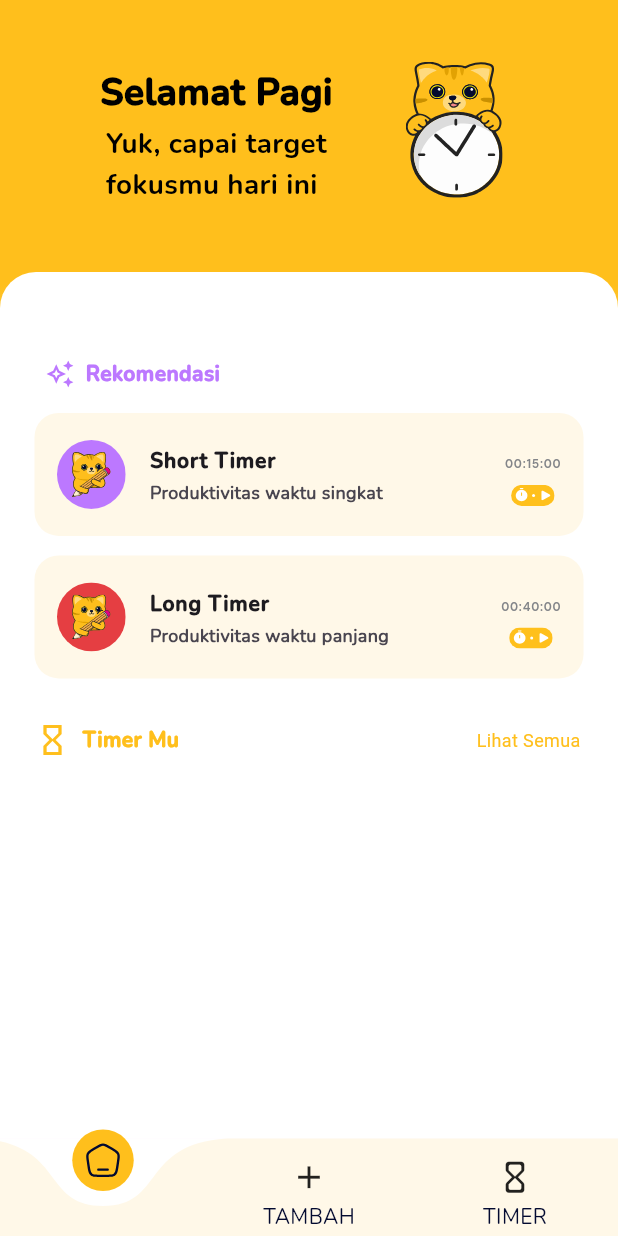
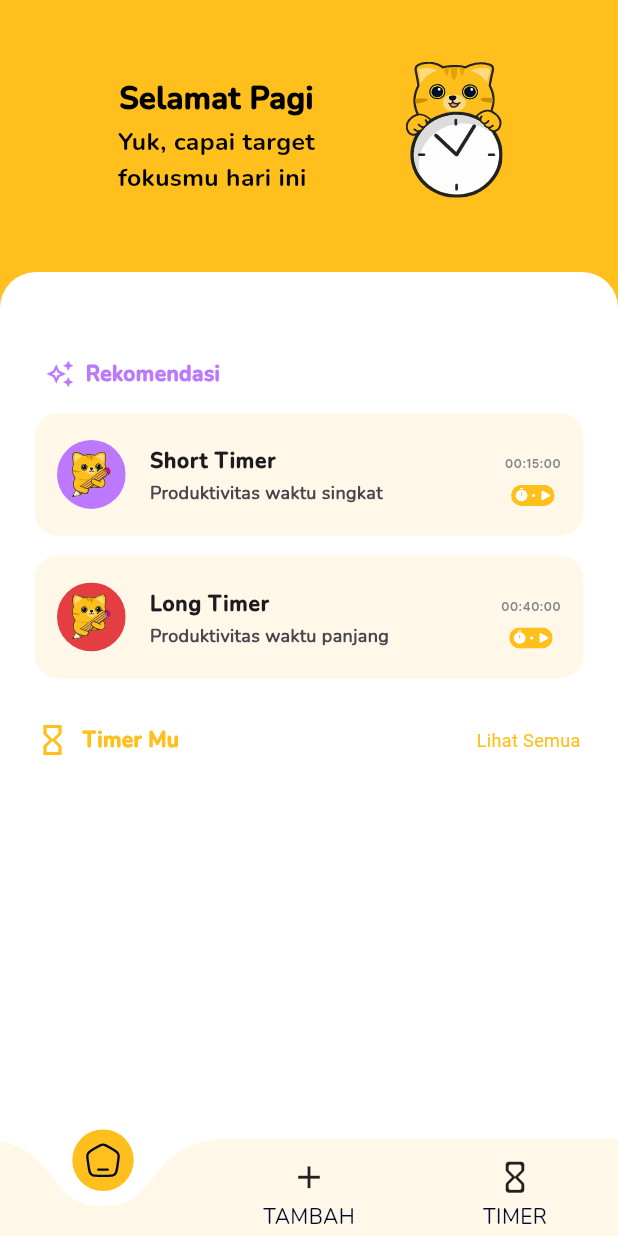
Before and after one commit to Ilhamroe/TimeMinder, a Flutter app: the HomePage screen opened by its route, on a phone screen of 412 x 824 dp. Run offline on Flutter 3.47's test engine with Material 3 defaults, Android fonts, the light colour scheme and no system bars; drawn by our look-alikes of curved_labeled_navigation_bar; our stand-ins replace audioplayers, circular_countdown_timer, flutter_local_notifications, flutter_svg, logger, permission_handler and 2 more; accounts and stored records are empty.

Commit message:
end of sprint 1

```diff
--- a/lib/pages/home_page.dart
+++ b/lib/pages/home_page.dart
@@ -206,12 +206,12 @@ class _HomePageState extends State<HomePage> with TickerProviderStateMixin {
                                 style: TextStyle(
                                   fontFamily: 'Nunito-Bold',
                                   color: Colors.black,
-                                  fontSize: screenSize.width * 0.06,
+                                  fontSize: screenSize.width * 0.05,
                                   fontWeight: FontWeight.w900,
                                 ),
                               ),
                               SizedBox(
-                                height: screenSize.height * 0.005,
+                                height: screenSize.height * 0.004,
                               ),
                               Text(
                                 'Yuk, capai target\nfokusmu hari ini',
@@ -222,7 +222,7 @@ class _HomePageState extends State<HomePage> with TickerProviderStateMixin {
                                 style: TextStyle(
                                   fontFamily: 'Nunito-Bold',
                                   color: Colors.black,
-                                  fontSize: screenSize.width * 0.045,
+                                  fontSize: screenSize.width * 0.04,
                                   fontWeight: FontWeight.w500,
                                 ),
                               ),
--- a/lib/pages/timer_player.dart
+++ b/lib/pages/timer_player.dart
@@ -88,7 +88,7 @@ class _CombinedTimerPageState extends State<CombinedTimerPage> {
                   mainAxisSize: MainAxisSize.min,
                   children: [
                     Image.asset(
-                      'assets/images/cat_hello.png',
+                      'assets/images/confirm_popup.png',
                       fit: BoxFit.contain,
                       width: MediaQuery.of(context).size.width * 0.2,
                       height: MediaQuery.of(context).size.width * 0.2,
@@ -131,7 +131,7 @@ class _CombinedTimerPageState extends State<CombinedTimerPage> {
                   mainAxisSize: MainAxisSize.min,
                   children: [
                     Image.asset(
-                      'assets/images/cat_hello.png',
+                      'assets/images/confirm_popup.png',
                       fit: BoxFit.contain,
                       width: MediaQuery.of(context).size.width * 0.2,
                       height: MediaQuery.of(context).size.width * 0.2,
--- a/lib/widgets/display_modal_add.dart
+++ b/lib/widgets/display_modal_add.dart
@@ -338,10 +338,10 @@ class _DisplayModalAddState extends State<DisplayModalAdd> {
                                     labelText: "Aktifkan mode istirahat",
                                   ),
                                   Text(
-                                    "(Istirahat hanya pada waktu fokus \nmin 2 menit dan bilangan genap.\nInterval x2 pada waktu fokus min 3 menit)",
+                                    "Min 2 menit waktu fokus dan bilangan genap.",
                                     style: TextStyle(
                                       fontFamily: 'Nunito',
-                                      fontSize: 12,
+                                      fontSize: 11,
                                     ),
                                   ),
                                 ],
--- a/lib/widgets/display_modal_edit.dart
+++ b/lib/widgets/display_modal_edit.dart
@@ -364,10 +364,10 @@ class _DisplayModalState extends State<DisplayModal> {
                                     labelText: "Aktifkan mode istirahat",
                                   ),
                                   Text(
-                                    "(Istirahat hanya pada waktu fokus \nmin 2 menit dan bilangan genap.\nInterval x2 pada waktu fokus min 3 menit)",
+                                    "Min 2 menit waktu fokus dan bilangan genap.",
                                     style: TextStyle(
                                       fontFamily: 'Nunito',
-                                      fontSize: 12,
+                                      fontSize: 11,
                                     ),
                                   ),
                                 ],
--- a/lib/widgets/home_timermu_tile.dart
+++ b/lib/widgets/home_timermu_tile.dart
@@ -6,7 +6,6 @@ import 'package:mobile_time_minder/database/db_helper.dart';
 import 'package:mobile_time_minder/pages/timer_player.dart';
 import 'package:mobile_time_minder/widgets/display_modal_edit.dart';
 import 'package:mobile_time_minder/theme.dart';
-import 'package:mobile_time_minder/widgets/setting_time.dart';
 
 typedef ModalCloseCallback = void Function(int? id);
 
@@ -21,8 +20,6 @@ class HomeTimermuTile extends StatefulWidget {
 }
 
 class _HomeTimermuTileState extends State<HomeTimermuTile> {
-  final GlobalKey<SettingTimeWidgetState> _settingTimeWidgetKey =
-      GlobalKey<SettingTimeWidgetState>();
   final List<Color> _customColors = [
     blueJeans,
     ripeMango,
@@ -31,7 +28,7 @@ class _HomeTimermuTileState extends State<HomeTimermuTile> {
     red,
   ];
 
-  int _counter = 0;
+  int counter = 0;
   int counterBreakTime = 0;
   int counterInterval = 0;
   bool _isLoading = false;
@@ -74,7 +71,7 @@ class _HomeTimermuTileState extends State<HomeTimermuTile> {
       _namaTimerController.text = existingData['title'];
       _deskripsiController.text = existingData['description'];
       setState(() {
-        _counter = existingData['time'] ?? 0;
+        counter = existingData['time'] ?? 0;
       });
       counterBreakTime = existingData['rest'] ?? 0;
       counterInterval = existingData['interval'] ?? 0;
@@ -83,7 +80,7 @@ class _HomeTimermuTileState extends State<HomeTimermuTile> {
       _namaTimerController.text = '';
       _deskripsiController.text = '';
       setState(() {
-        _counter = 0;
+        counter = 0;
       });
       counterBreakTime = 0;
       counterInterval = 0;
--- a/lib/widgets/timer_finish_dialog.dart
+++ b/lib/widgets/timer_finish_dialog.dart
@@ -30,6 +30,7 @@ class TimerFinishDialog extends StatelessWidget {
                 height: MediaQuery.of(context).size.width * 0.2,
               ),
             ),
+            const SizedBox(height: 20.0),
             const Text(
               "Kembali ke Beranda,",
               textAlign: TextAlign.center,
```
